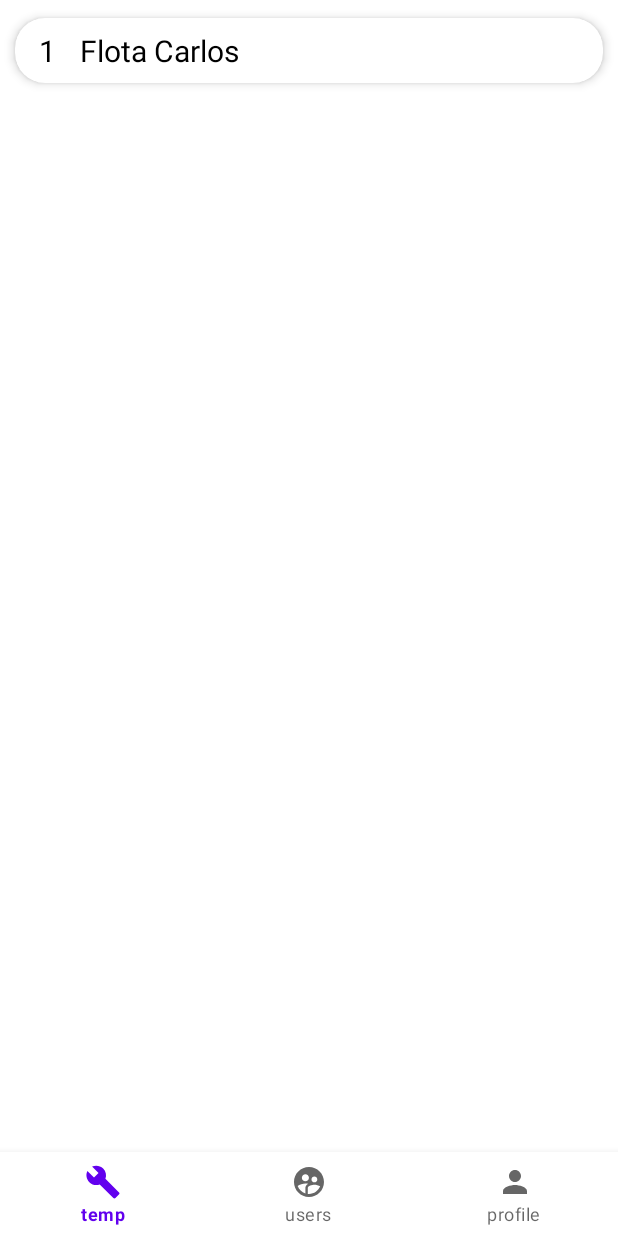
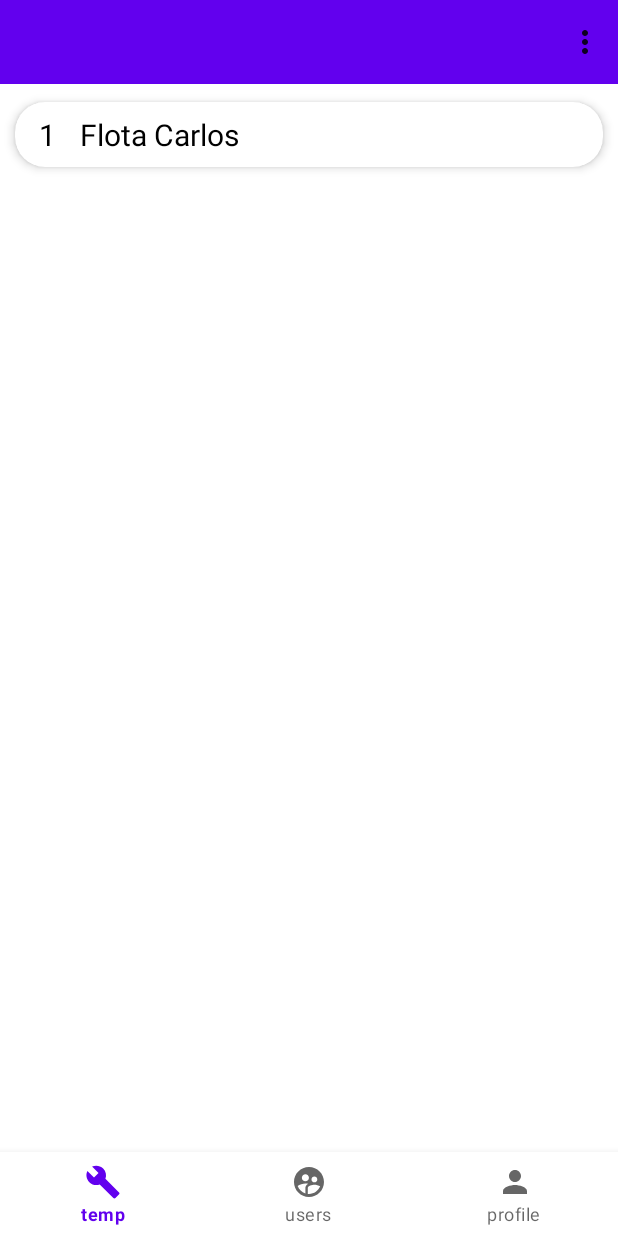
Before and after one commit to braiso-22/Upkeep-app, an Android app: the FleetsListFragment screen opened directly, with no data from a screen before it, on a phone screen of 412 x 824 dp. Run offline under Robolectric (Android 15) with nearby library versions, the phone set to English and light mode, and no system bars; our stand-ins replace Room's generated code.

Commit message:
#044 - Añadir toolbar especifica a los fragment

```diff
--- a/app/src/main/res/layout/activity_owner_home.xml
+++ b/app/src/main/res/layout/activity_owner_home.xml
@@ -23,6 +23,7 @@
         app:layout_constraintBottom_toBottomOf="parent"
         app:layout_constraintEnd_toEndOf="parent"
         app:layout_constraintStart_toStartOf="parent"
+        app:layout_constraintTop_toBottomOf="@+id/fragmentContainerView"
         app:menu="@menu/bottom_menu_owner">
 
     </com.google.android.material.bottomnavigation.BottomNavigationView>
--- a/app/src/main/res/layout/fragment_fleets_list.xml
+++ b/app/src/main/res/layout/fragment_fleets_list.xml
@@ -6,6 +6,18 @@
     android:layout_height="match_parent"
     tools:context=".usecases.home.owner.fragments.FleetsListFragment">
 
+    <androidx.appcompat.widget.Toolbar
+        android:id="@+id/fleetToolbar"
+        android:layout_width="match_parent"
+        android:layout_height="wrap_content"
+        android:background="?attr/colorPrimary"
+        android:minHeight="?attr/actionBarSize"
+        android:theme="?attr/actionBarTheme"
+        app:layout_constraintBottom_toTopOf="@+id/fleetsRecyclerView"
+        app:layout_constraintEnd_toEndOf="parent"
+        app:layout_constraintStart_toStartOf="parent"
+        app:layout_constraintTop_toTopOf="parent"
+        app:menu="@menu/crud_options_menu"/>
 
     <androidx.recyclerview.widget.RecyclerView
         android:id="@+id/fleetsRecyclerView"
@@ -14,6 +26,6 @@
         app:layout_constraintBottom_toBottomOf="parent"
         app:layout_constraintEnd_toEndOf="parent"
         app:layout_constraintStart_toStartOf="parent"
-        app:layout_constraintTop_toTopOf="parent" />
+        app:layout_constraintTop_toBottomOf="@+id/fleetToolbar" />
 
 </androidx.constraintlayout.widget.ConstraintLayout>
--- /dev/null
+++ b/app/src/main/res/menu/crud_options_menu.xml
@@ -0,0 +1,10 @@
+<?xml version="1.0" encoding="utf-8"?>
+<menu xmlns:android="http://schemas.android.com/apk/res/android">
+    <item
+        android:id="@+id/createOption"
+        android:title="Create" />
+    <item
+        android:id="@+id/deleteAllOption"
+        android:title="Delete all" />
+
+</menu>
```
Also changed, not shown: app/src/main/res/layout/fragment_boats_list.xml (+15 -1 lines), app/src/main/res/layout/fragment_component_list.xml (+20 -7 lines), app/src/main/res/layout/fragment_services_list.xml (+14 -1 lines), app/src/main/res/layout/fragment_store_list.xml (+16 -3 lines), app/src/main/res/layout/fragment_task_list.xml (+14 -2 lines), app/src/main/res/layout/fragment_upkeep_list.xml (+20 -2 lines).
